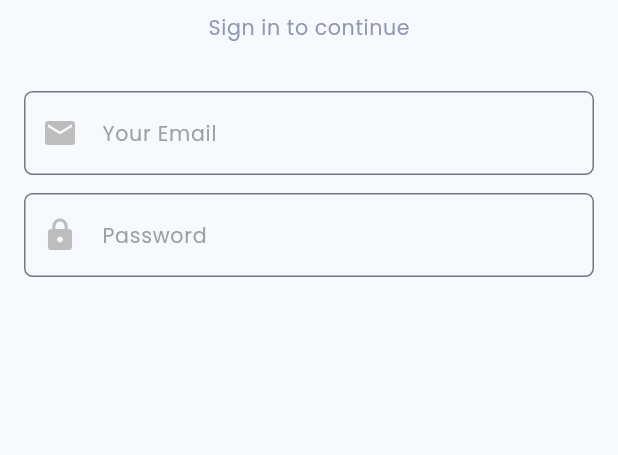
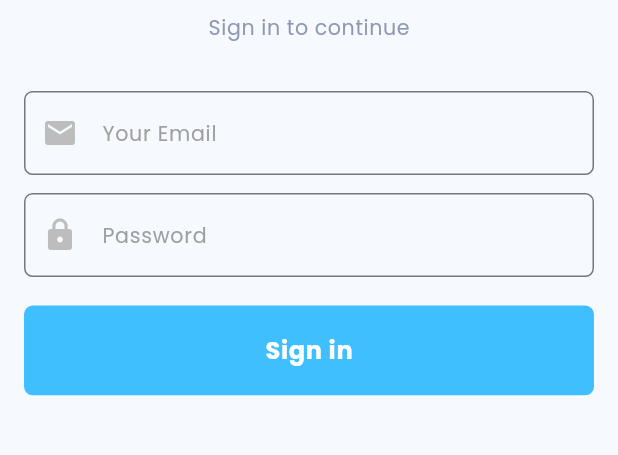
Before and after one commit to Suleyman98/E-com, a Flutter app: the screen it shows after launch, on a phone screen of 412 x 824 dp, the part 195-650 px from its top. Run offline on Flutter 3.47's test engine with Material 2 defaults, Android fonts, the phone set to English and light mode, and no system bars; our stand-ins replace flutter_screenutil, flutter_svg, google_fonts.

Commit message:
done with sign button

```diff
--- /dev/null
+++ b/lib/app/app_border_radius.dart
@@ -0,0 +1,8 @@
+import 'package:flutter/cupertino.dart';
+import 'package:flutter_screenutil/flutter_screenutil.dart';
+
+class AppBorderRadius {
+  AppBorderRadius._();
+  static BorderRadius get fivePixel => BorderRadius.circular(5.r);
+  static BorderRadius get logoRadius => BorderRadius.circular(20.r);
+}
--- a/lib/app/app_box_decoration.dart
+++ b/lib/app/app_box_decoration.dart
@@ -1,24 +1,24 @@
 import 'package:flutter/material.dart';
-import 'package:flutter_screenutil/flutter_screenutil.dart';
+import 'package:shopping_app/app/app_border_radius.dart';
 
 import 'app_colors.dart';
-import 'app_textstyle.dart';
+import 'app_fonts.dart';
 
 class AppBoxDecoration {
   AppBoxDecoration._();
 
   static InputDecorationTheme get inputDecoration => InputDecorationTheme(
       prefixIconColor: AppColors.greyShade400,
-      hintStyle: AppTextStyles.intputHintStyle,
+      hintStyle: AppFonts.intputHintStyle,
       border: OutlineInputBorder(
-          borderRadius: BorderRadius.circular(5.r),
+          borderRadius: AppBorderRadius.fivePixel,
           borderSide: BorderSide(
               color: AppColors.greyInputBorder, style: BorderStyle.solid)),
       errorBorder: OutlineInputBorder(
           borderSide: BorderSide(color: AppColors.errorColor)));
 
   static BoxDecoration get logoContainerDecoration => BoxDecoration(
-        borderRadius: BorderRadius.circular(20.r),
+        borderRadius: AppBorderRadius.logoRadius,
         color: AppColors.primaryColor,
       );
 }
--- /dev/null
+++ b/lib/app/app_button_themes.dart
@@ -0,0 +1,17 @@
+import 'package:flutter/material.dart';
+
+import 'app_border_radius.dart';
+import 'app_colors.dart';
+import 'app_text_themes.dart';
+
+class AppButtonThemes {
+  AppButtonThemes._();
+  static get elevatedButtonTheme => ElevatedButtonThemeData(
+        style: ElevatedButton.styleFrom(
+            shape:
+                RoundedRectangleBorder(borderRadius: AppBorderRadius.fivePixel),
+            backgroundColor: AppColors.primaryColor,
+            elevation: 15,
+            textStyle: AppTextThemes.appTextTheme.labelMedium),
+      );
+}
--- a/lib/app/app_colors.dart
+++ b/lib/app/app_colors.dart
@@ -7,6 +7,7 @@ class AppColors {
   static Color get greyShade300 => Colors.grey.shade300;
   static Color get greyShade200 => Colors.grey.shade200;
   static Color get greyInputBorder => const Color.fromRGBO(144, 152, 177, 1);
+  static Color get whiteColor => Colors.white;
 
   static Color get errorColor => Colors.red;
   static Color get primaryColor => const Color.fromRGBO(64, 191, 255, 1);
--- a/lib/app/app_fonts.dart
+++ b/lib/app/app_fonts.dart
@@ -1,6 +1,8 @@
 import 'package:flutter/material.dart';
 import 'package:flutter_screenutil/flutter_screenutil.dart';
 import 'package:google_fonts/google_fonts.dart';
+
+import 'app_colors.dart';
 
 class AppFonts {
   AppFonts._();
@@ -11,4 +13,10 @@ class AppFonts {
         color: const Color.fromRGBO(144, 152, 177, 1),
         fontSize: 12.sp,
       );
+  static TextStyle get intputHintStyle => GoogleFonts.poppins(
+      color: AppColors.grey, fontWeight: FontWeight.w400, fontSize: 12.sp);
+  static TextStyle get buttonTextStyle => GoogleFonts.poppins(
+      color: AppColors.whiteColor,
+      fontWeight: FontWeight.w700,
+      fontSize: 14.sp);
 }
--- /dev/null
+++ b/lib/app/app_size.dart
@@ -0,0 +1,11 @@
+import 'package:flutter/material.dart';
+import 'package:flutter_screenutil/flutter_screenutil.dart';
+
+class AppSize {
+  AppSize._();
+
+  static double fullHeight(context) => MediaQuery.of(context).size.height;
+  static double fullWidth(context) => MediaQuery.of(context).size.width;
+  static Size elevatedButtonSize(context) =>
+      Size(AppSize.fullWidth(context) - 28.w, 50.h);
+}
--- a/lib/app/app_text.dart
+++ b/lib/app/app_text.dart
@@ -10,6 +10,6 @@ class AppTexts {
 
   static const String googleLogin = 'Login with Google';
   static const String fbLogin = 'Login with Facebook';
-  static const String singIn = 'Sign in';
+  static const String sign = 'Sign in';
   static const String singUp = 'Sign up';
 }
--- a/lib/app/app_text_themes.dart
+++ b/lib/app/app_text_themes.dart
@@ -5,5 +5,7 @@ import 'app_fonts.dart';
 class AppTextThemes {
   AppTextThemes._();
   static TextTheme get appTextTheme => TextTheme(
-      titleMedium: AppFonts.poopinsTitle, bodySmall: AppFonts.poppinsBodySmall);
+      titleMedium: AppFonts.poopinsTitle,
+      bodySmall: AppFonts.poppinsBodySmall,
+      labelMedium: AppFonts.buttonTextStyle);
 }
--- a/lib/app/app_textstyle.dart
+++ /dev/null
@@ -1,12 +0,0 @@
-import 'package:flutter/material.dart';
-import 'package:flutter_screenutil/flutter_screenutil.dart';
-import 'package:google_fonts/google_fonts.dart';
-
-import 'app_colors.dart';
-
-class AppTextStyles {
-  AppTextStyles._();
-
-  static TextStyle get intputHintStyle => GoogleFonts.poppins(
-      color: AppColors.grey, fontWeight: FontWeight.w400, fontSize: 12.sp);
-}
--- a/lib/app/app_themes.dart
+++ b/lib/app/app_themes.dart
@@ -1,5 +1,6 @@
 import 'package:flutter/material.dart';
 import 'app_box_decoration.dart';
+import 'app_button_themes.dart';
 import 'app_colors.dart';
 import 'app_text_themes.dart';
 
@@ -11,5 +12,6 @@ class AppTheme {
         useMaterial3: true,
         inputDecorationTheme: AppBoxDecoration.inputDecoration,
         textTheme: AppTextThemes.appTextTheme,
+        elevatedButtonTheme: AppButtonThemes.elevatedButtonTheme,
       );
 }
--- a/lib/presentation/pages/sign_up/screens/signup_screen.dart
+++ b/lib/presentation/pages/sign_up/screens/signup_screen.dart
@@ -1,12 +1,15 @@
 import 'package:flutter/material.dart';
 import 'package:flutter_screenutil/flutter_screenutil.dart';
+import 'package:shopping_app/app/app_button_themes.dart';
+import 'package:shopping_app/app/app_colors.dart';
 
 import 'package:shopping_app/app/app_sized_box.dart';
-import 'package:shopping_app/app/app_textstyle.dart';
+import 'package:shopping_app/app/app_text.dart';
 
-import '../../../../app/app_padings.dart';
-import '../../widgets/custom_form_field.dart';
+import '../../../../app/app_size.dart';
+import '../../widgets/custom_elevated_button.dart';
 import '../../widgets/logo_container.dart';
+import '../widgets/sign_in_button.dart';
 import '../widgets/sign_in_form.dart';
 import '../widgets/sing_in_subtitle.dart';
 import '../widgets/welcome_title.dart';
@@ -28,6 +31,8 @@ class SignUpScreen extends StatelessWidget {
               const SingInSubtitle(),
               AppSizedbox.h28,
               const SignInForm(),
+              AppSizedbox.h16,
+              const SignInButton(),
             ],
           ),
         ),
--- /dev/null
+++ b/lib/presentation/pages/sign_up/widgets/sign_in_button.dart
@@ -0,0 +1,19 @@
+import 'package:flutter/material.dart';
+
+import '../../../../app/app_size.dart';
+import '../../../../app/app_text.dart';
+import '../../widgets/custom_elevated_button.dart';
+
+class SignInButton extends StatelessWidget {
+  const SignInButton({
+    super.key,
+  });
+
+  @override
+  Widget build(BuildContext context) {
+    return CustomElevatedButton(
+      label: AppTexts.sign,
+      size: AppSize.elevatedButtonSize(context),
+    );
+  }
+}
--- /dev/null
+++ b/lib/presentation/pages/widgets/custom_elevated_button.dart
@@ -0,0 +1,29 @@
+import 'package:flutter/material.dart';
+
+import '../../../app/app_colors.dart';
+
+class CustomElevatedButton extends StatelessWidget {
+  final Size size;
+  final String label;
+  final Function()? func;
+  const CustomElevatedButton({
+    super.key,
+    required this.label,
+    this.func,
+    required this.size,
+  });
+
+  @override
+  Widget build(BuildContext context) {
+    return ElevatedButton(
+        style: Theme.of(context).elevatedButtonTheme.style!.copyWith(
+            backgroundColor:
+                MaterialStateProperty.all<Color>(AppColors.primaryColor),
+            fixedSize: MaterialStateProperty.all<Size>(size)),
+        onPressed: func,
+        child: Text(
+          label,
+          style: Theme.of(context).textTheme.labelMedium,
+        ));
+  }
+}
```
